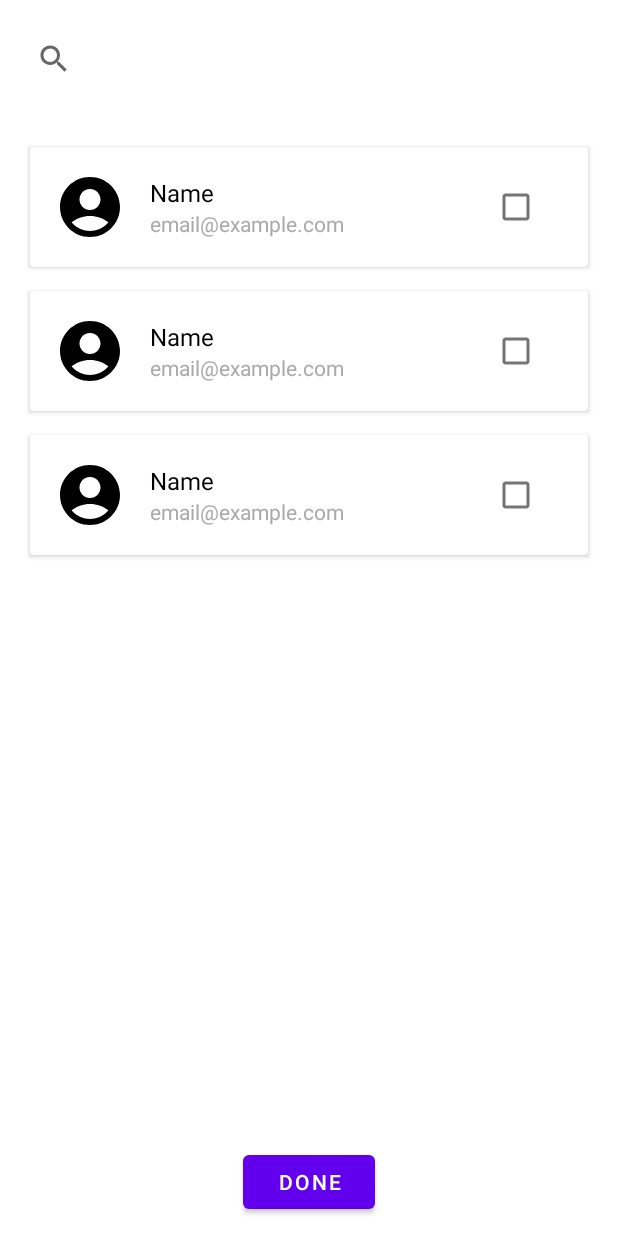
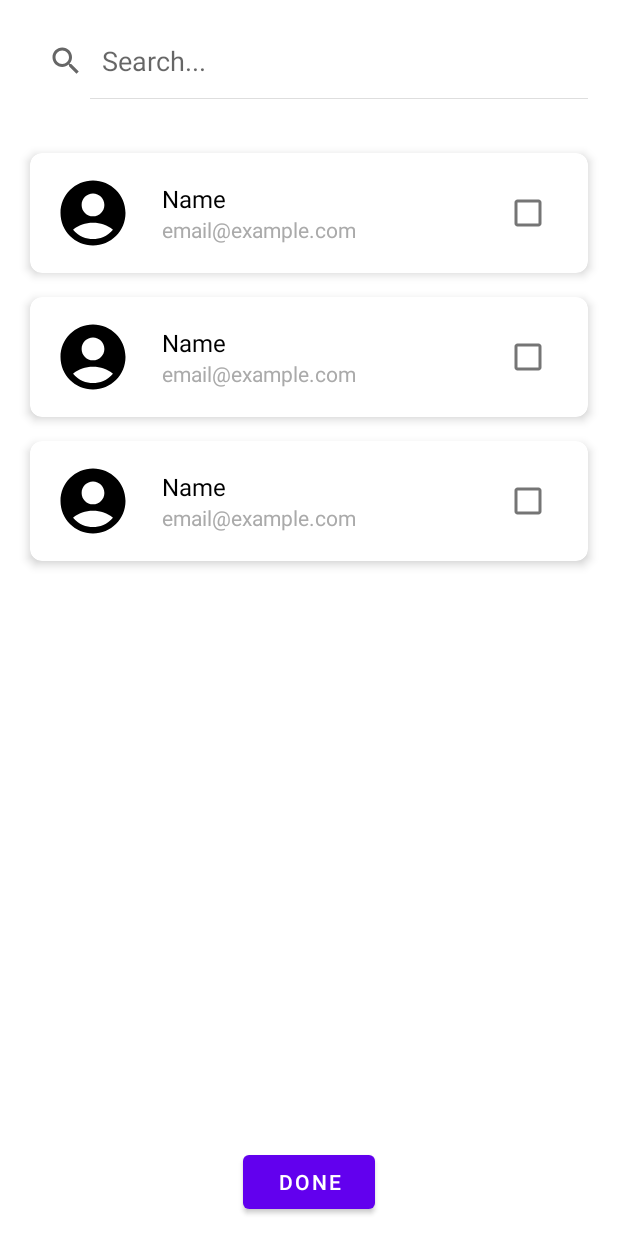
Before and after one commit to ArupaBarua/EvSync, an Android app: the layout fragment_member_search.xml on its own in the app's theme, with its tools: preview values and no code run, on a phone screen of 412 x 824 dp. Run offline under Robolectric (Android 15) with nearby library versions, the phone set to English and light mode, and no system bars.

Commit message:
update card design

```diff
--- a/app/src/main/java/com/esa/evsync/app/pages/MemberSearch/MemberSearchFragment.kt
+++ b/app/src/main/java/com/esa/evsync/app/pages/MemberSearch/MemberSearchFragment.kt
@@ -113,7 +113,9 @@ class MemberSearchFragment : Fragment() {
 
     private fun filterResults(query: String) {
         // Filter the search results based on the query
-        val filteredList = getSearchResults().filter { it.name.contains(query, true) }
+        val filteredList = getSearchResults().filter {
+            it.name.contains(query, true)|| it.email.contains(query, true)
+        }
         searchAdapter.submitList(filteredList)
     }
 
@@ -128,7 +130,7 @@ class MemberSearchFragment : Fragment() {
     private fun sendResultsBack(results: List<MemberResultModel>) {
         // Send the marked results back to the previous fragment
         val bundle = Bundle()
-        bundle.putParcelableArrayList("new_members",ArrayList(results))
+        bundle.putParcelableArrayList("new_members", ArrayList(results))
 
         Log.d("new member", "packaged: ${ArrayList(results)}")
         parentFragmentManager.setFragmentResult("request_add_member", bundle)
--- a/app/src/main/res/layout/card_member_search_item.xml
+++ b/app/src/main/res/layout/card_member_search_item.xml
@@ -3,28 +3,32 @@
     xmlns:app="http://schemas.android.com/apk/res-auto"
     xmlns:tools="http://schemas.android.com/tools"
     android:layout_width="match_parent"
-    android:layout_height="wrap_content"
+    android:layout_height="80dp"
     android:layout_margin="8dp"
-    android:elevation="4dp"
-    android:radius="12dp">
+    app:cardCornerRadius="8dp"
+    app:cardElevation="4dp">
+
 
     <androidx.constraintlayout.widget.ConstraintLayout
         android:layout_width="match_parent"
-        android:layout_height="wrap_content"
-        android:padding="16dp"
+        android:layout_height="match_parent"
+        android:padding="8dp"
         tools:context=".SearchFragment">
 
         <!-- Profile Image -->
-        <ImageView
+        <com.google.android.material.imageview.ShapeableImageView
             android:id="@+id/profileImage"
-            android:layout_width="48dp"
-            android:layout_height="48dp"
-            android:layout_marginEnd="16dp"
-            android:scaleType="centerCrop"
+            android:layout_width="60dp"
+            android:layout_height="60dp"
+            android:layout_marginStart="4dp"
+            android:paddingHorizontal="4dp"
+            android:paddingVertical="2dp"
+            android:scaleType="fitCenter"
             android:src="@drawable/baseline_account_circle_black_24dp"
-            android:contentDescription="Profile Image"
+            app:shapeAppearanceOverlay="@style/CircularShape"
+            app:layout_constraintBottom_toBottomOf="parent"
             app:layout_constraintStart_toStartOf="parent"
-            app:layout_constraintTop_toTopOf="parent"/>
+            app:layout_constraintTop_toTopOf="parent" />
 
         <!-- Name and Email Texts -->
         <LinearLayout
--- a/app/src/main/res/layout/fragment_member_search.xml
+++ b/app/src/main/res/layout/fragment_member_search.xml
@@ -10,7 +10,7 @@
     <SearchView
         android:id="@+id/sv_members_serachtext"
         android:layout_width="match_parent"
-        android:layout_height="46dp"
+        android:layout_height="50dp"
         android:layout_marginVertical="16dp"
         android:layout_marginHorizontal="12dp"
         app:layout_constraintTop_toTopOf="parent"
@@ -18,6 +18,9 @@
         app:layout_constraintEnd_toEndOf="parent"
         app:layout_constraintBottom_toTopOf="@id/rv_member_search_list"
         android:queryHint="Search..."
+        android:focusable="true"
+        android:clickable="true"
+        android:iconifiedByDefault="false"
         />
 
     <androidx.recyclerview.widget.RecyclerView
```
Also changed, not shown: app/src/main/java/com/esa/evsync/app/pages/MemberSearch/MemeberSearchAdapter.kt (+10 -4 lines), app/src/main/res/layout/fragment_member_card.xml (+6 -5 lines).
